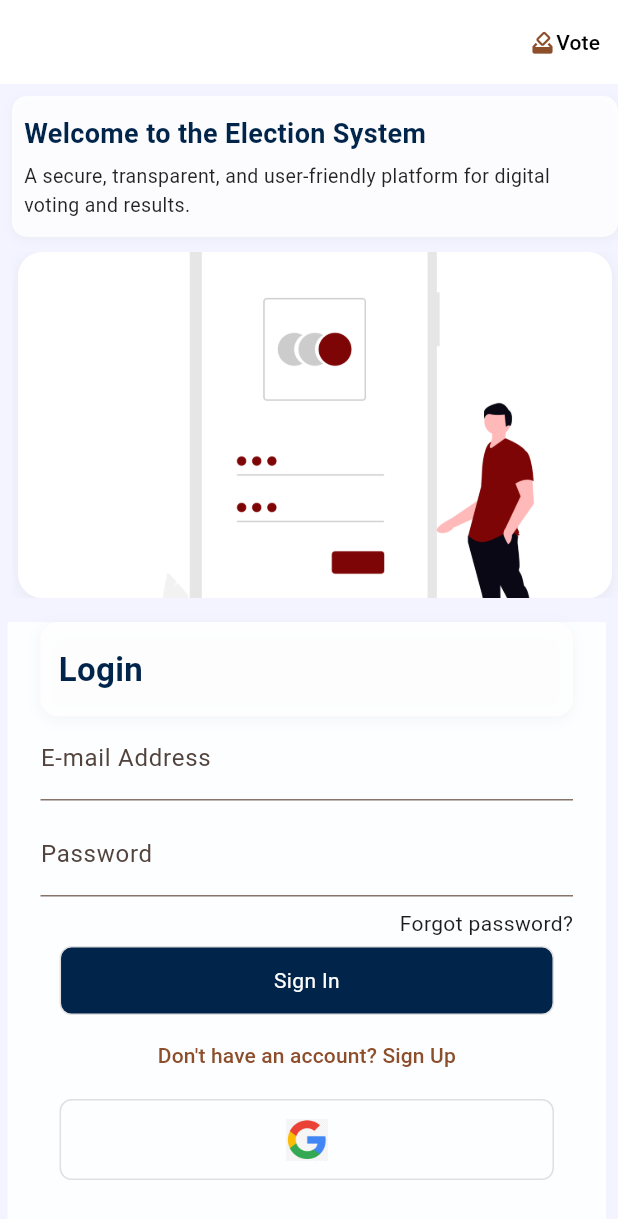
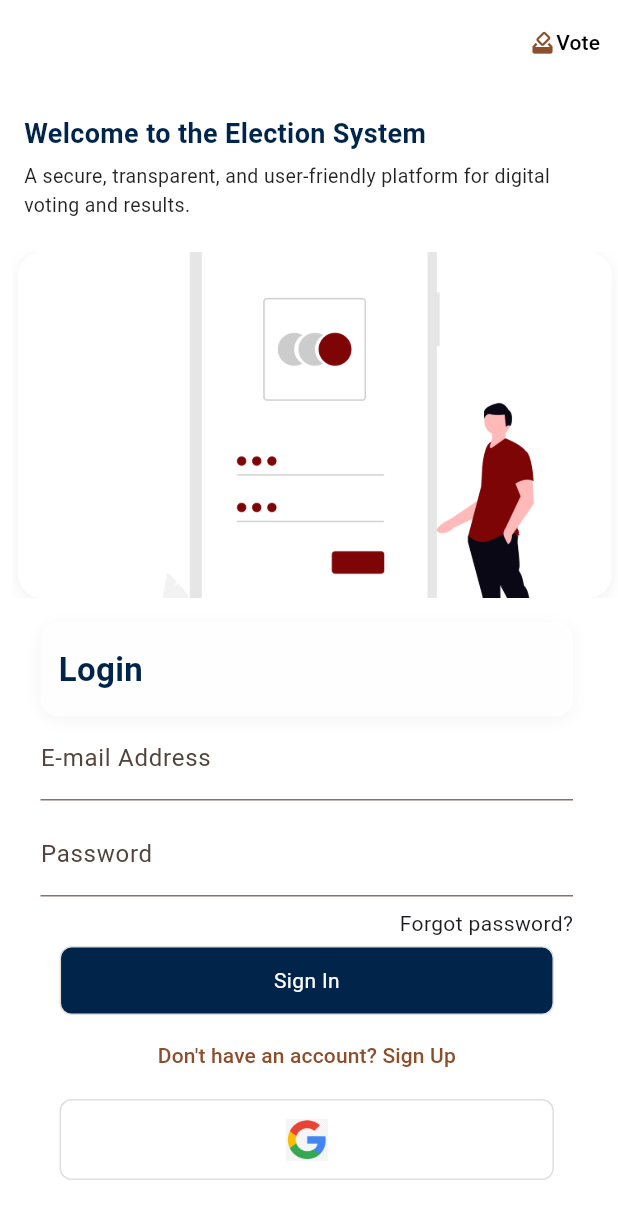
Before and after one commit to kologjohn/kmis, a Flutter app: the screen it shows after launch, on a phone screen of 412 x 824 dp. Shown: the top 1219 px of the screen. Run offline on Flutter 3.47's test engine with Material 3 defaults, Android fonts, the phone set to English and light mode, and no system bars; drawn by our look-alikes of carousel_slider, flutter_progress_hud; our stand-ins replace cached_network_image, cloud_firestore, firebase_auth, firebase_core, firebase_storage, fl_chart and 10 more; accounts and stored records are empty.

Commit message:
Merge remote-tracking branch 'origin/main'

```diff
--- a/lib/screen/signup.dart
+++ b/lib/screen/signup.dart
@@ -221,13 +221,13 @@ class _SpacerSignUpPageState extends State<SpacerSignUpPage> {
                   decoration: BoxDecoration(
                     color: Colors.white.withOpacity(0.85),
                     borderRadius: BorderRadius.circular(12),
-                    boxShadow: [
-                      BoxShadow(
-                        color: Colors.grey.withOpacity(0.1),
-                        blurRadius: 8,
-                        offset: Offset(0, 2),
-                      ),
-                    ],
+                    // boxShadow: [
+                    //   BoxShadow(
+                    //     color: Colors.grey.withOpacity(0.1),
+                    //     blurRadius: 8,
+                    //     offset: Offset(0, 2),
+                    //   ),
+                    //],
                   ),
                   child: Column(
                     crossAxisAlignment: CrossAxisAlignment.start,
@@ -249,7 +249,7 @@ class _SpacerSignUpPageState extends State<SpacerSignUpPage> {
                   ),
                 ),
                 const SizedBox(height: 18),
-                Container(
+                SizedBox(
                   width: double.infinity,
                   child: CarouselSlider(
                     options: CarouselOptions(
@@ -268,14 +268,14 @@ class _SpacerSignUpPageState extends State<SpacerSignUpPage> {
                             width: double.infinity,
                             margin: const EdgeInsets.symmetric(horizontal: 0),
                             decoration: BoxDecoration(
-                              borderRadius: BorderRadius.circular(18),
-                              boxShadow: [
-                                BoxShadow(
-                                  color: Colors.grey.withOpacity(0.2),
-                                  blurRadius: 10,
-                                  offset: Offset(0, 2),
-                                ),
-                              ],
+                              //borderRadius: BorderRadius.circular(18),
+                              // boxShadow: [
+                              //   BoxShadow(
+                              //     color: Colors.grey.withOpacity(0.2),
+                              //     blurRadius: 10,
+                              //     offset: Offset(0, 2),
+                              //   ),
+                              // ],
                               image: DecorationImage(
                                 image: AssetImage(imgPath),
                                 fit: BoxFit.cover,
@@ -359,15 +359,15 @@ class _SpacerSignUpPageState extends State<SpacerSignUpPage> {
                       horizontal: 8,
                     ),
                     decoration: BoxDecoration(
-                      color: Colors.white.withOpacity(0.85),
-                      borderRadius: BorderRadius.circular(10),
-                      boxShadow: [
-                        BoxShadow(
-                          color: Colors.grey.withOpacity(0.1),
-                          blurRadius: 6,
-                          offset: Offset(0, 2),
-                        ),
-                      ],
+                      //color: Colors.white.withOpacity(0.85),
+                      // borderRadius: BorderRadius.circular(10),
+                      // boxShadow: [
+                      //   BoxShadow(
+                      //     color: Colors.grey.withOpacity(0.1),
+                      //     blurRadius: 6,
+                      //     offset: Offset(0, 2),
+                      //   ),
+                      // ],
                     ),
                     child: Column(
                       crossAxisAlignment: CrossAxisAlignment.start,
@@ -444,7 +444,7 @@ class _SpacerSignUpPageState extends State<SpacerSignUpPage> {
           left: 5.0,
         ),
         child: Container(
-          decoration: BoxDecoration(color: const Color(0xFFFDFEFF)),
+          decoration: BoxDecoration(color: const Color(0xFFffffff)),
           child: LayoutBuilder(
             builder: (context, constraints) {
               return ProgressHUD(
@@ -855,8 +855,6 @@ class _SpacerSignUpPageState extends State<SpacerSignUpPage> {
                                         alignment: Alignment.centerRight,
                                         child: InkWell(
                                           onTap: () async{
-
-
                                             // Navigator.push(context, MaterialPageRoute(builder: (_) => const ForgotPasswordPage()));
                                           },
                                           child: const Text('Forgot password?', style: TextStyle(fontSize: 14)),
@@ -975,6 +973,7 @@ class _SpacerSignUpPageState extends State<SpacerSignUpPage> {
           ),
         ],
       ),
+      backgroundColor: Color(0xFFffffff),
       body: isMobile
           ? Column(
         children: [
```
